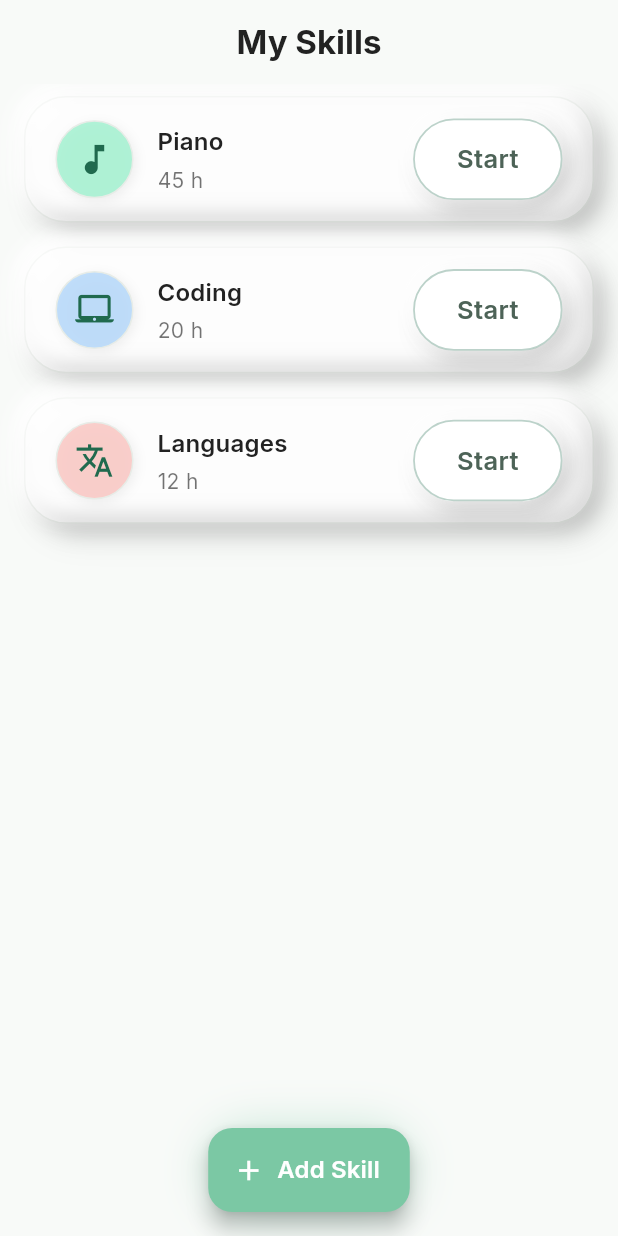
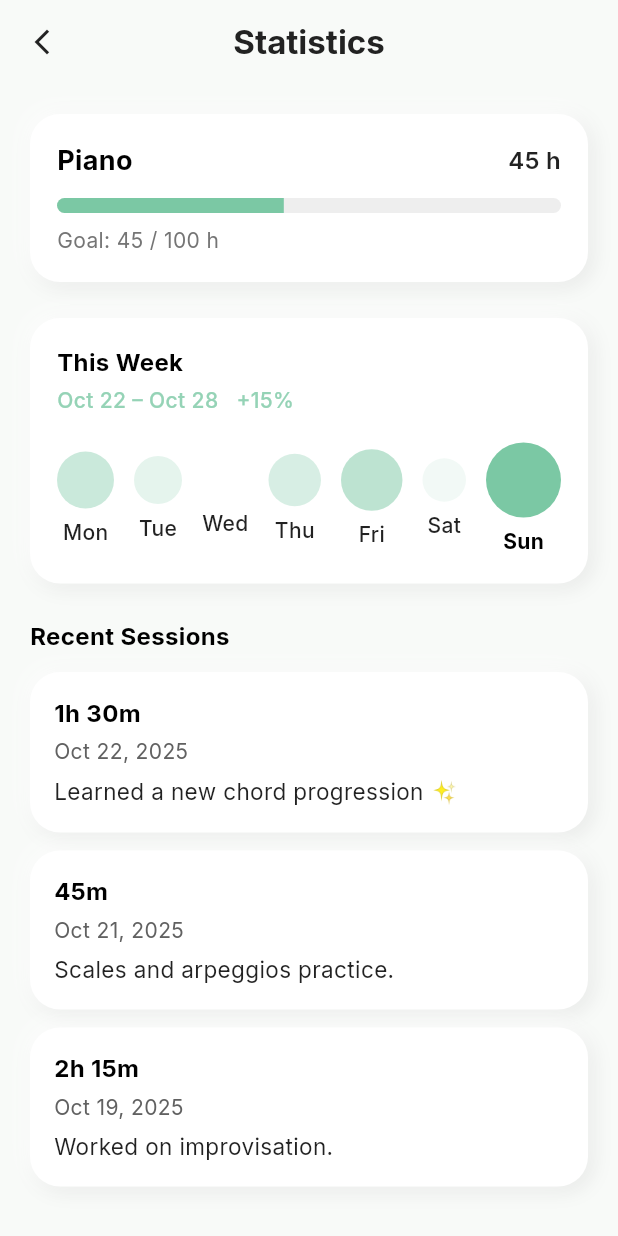
Before and after one commit to jeangoujan/evolv, a Flutter app: the screen it shows after launch, after a tap on "Piano", on a phone screen of 412 x 824 dp. Run offline on Flutter 3.47's test engine with Material 3 defaults, Android fonts, the phone set to English and light mode, and no system bars.

Commit message:
added: statistics screen

```diff
--- /dev/null
+++ b/lib/screens/all_sessions_screen.dart
@@ -0,0 +1,40 @@
+import 'package:flutter/material.dart';
+import '../theme/app_theme.dart';
+
+class AllSessionsScreen extends StatelessWidget {
+  const AllSessionsScreen({super.key});
+
+  @override
+  Widget build(BuildContext context) {
+    final theme = Theme.of(context);
+    final isDark = theme.brightness == Brightness.dark;
+
+    return Scaffold(
+      backgroundColor: theme.scaffoldBackgroundColor,
+      appBar: AppBar(
+        backgroundColor: theme.scaffoldBackgroundColor,
+        elevation: 0,
+        leading: IconButton(
+          icon: Icon(Icons.arrow_back_ios_new,
+              color: isDark ? textLight : textDark, size: 20),
+          onPressed: () => Navigator.pop(context),
+        ),
+        centerTitle: true,
+        title: Text(
+          'All Sessions',
+          style: theme.textTheme.titleLarge?.copyWith(
+            fontFamily: 'Inter',
+            fontWeight: FontWeight.w700,
+            color: isDark ? textLight : textDark,
+          ),
+        ),
+      ),
+      body: const Center(
+        child: Text(
+          "All sessions list coming soon...",
+          style: TextStyle(fontFamily: 'Inter'),
+        ),
+      ),
+    );
+  }
+}
--- a/lib/screens/home_screen.dart
+++ b/lib/screens/home_screen.dart
@@ -2,6 +2,7 @@ import 'package:flutter/material.dart';
 import '../theme/app_theme.dart';
 import 'add_skill_screen.dart';
 import 'session_timer_screen.dart';
+import 'skills_detail_screen.dart';
 
 class HomeScreen extends StatefulWidget {
   const HomeScreen({super.key});
@@ -64,7 +65,16 @@ class _HomeScreenState extends State<HomeScreen> {
             icon: s['icon'] as IconData,
             color: s['color'] as Color,
             onCardTap: () {
-              // TODO: открыть статистику/детали навыка
+              Navigator.push(
+                context,
+                MaterialPageRoute(
+                  builder: (_) => SkillDetailScreen(
+                    skillName: s['name'],
+                    hoursDone: double.tryParse(s['goal'].toString()) ?? 0,
+                    goalHours: 100, // временно фиксируем цель
+                  ),
+                ),
+              );
             },
             onStartTap: () async {
               final result = await Navigator.push(
--- /dev/null
+++ b/lib/screens/skills_detail_screen.dart
@@ -0,0 +1,325 @@
+import 'package:flutter/material.dart';
+import '../theme/app_theme.dart';
+import 'all_sessions_screen.dart';
+
+class SkillDetailScreen extends StatelessWidget {
+  final String skillName;
+  final double hoursDone;
+  final double goalHours;
+
+  const SkillDetailScreen({
+    super.key,
+    required this.skillName,
+    required this.hoursDone,
+    required this.goalHours,
+  });
+
+  @override
+  Widget build(BuildContext context) {
+    final theme = Theme.of(context);
+    final isDark = theme.brightness == Brightness.dark;
+    final progress = (hoursDone / goalHours).clamp(0.0, 1.0);
+
+    return Scaffold(
+      backgroundColor: theme.scaffoldBackgroundColor,
+      appBar: AppBar(
+        backgroundColor: theme.scaffoldBackgroundColor,
+        elevation: 0,
+        leading: IconButton(
+          icon: Icon(Icons.arrow_back_ios_new,
+              color: isDark ? textLight : textDark, size: 20),
+          onPressed: () => Navigator.pop(context),
+        ),
+        centerTitle: true,
+        title: Text(
+          'Statistics',
+          style: theme.textTheme.titleLarge?.copyWith(
+            fontFamily: 'Inter',
+            fontWeight: FontWeight.w700,
+            color: isDark ? textLight : textDark,
+          ),
+        ),
+      ),
+      body: ListView(
+        padding: const EdgeInsets.all(20),
+        children: [
+          _buildSkillProgress(context, progress, isDark),
+          const SizedBox(height: 24),
+          _buildWeeklyProgress(context, isDark),
+          const SizedBox(height: 24),
+          _buildRecentSessions(context, isDark),
+        ],
+      ),
+    );
+  }
+
+  // --- Skill Progress Block ---
+  Widget _buildSkillProgress(
+      BuildContext context, double progress, bool isDark) {
+    return Container(
+      padding: const EdgeInsets.all(18),
+      decoration: BoxDecoration(
+        color: isDark ? const Color(0xFF141814) : Colors.white,
+        borderRadius: BorderRadius.circular(20),
+        boxShadow: [
+          BoxShadow(
+            color: isDark
+                ? Colors.black.withOpacity(0.5)
+                : Colors.black.withOpacity(0.08),
+            offset: const Offset(3, 3),
+            blurRadius: 10,
+          ),
+          BoxShadow(
+            color: isDark
+                ? Colors.white.withOpacity(0.05)
+                : Colors.white.withOpacity(0.8),
+            offset: const Offset(-3, -3),
+            blurRadius: 10,
+          ),
+        ],
+      ),
+      child: Column(
+        crossAxisAlignment: CrossAxisAlignment.start,
+        children: [
+          Row(
+            mainAxisAlignment: MainAxisAlignment.spaceBetween,
+            children: [
+              Text(
+                skillName,
+                style: TextStyle(
+                  fontFamily: 'Inter',
+                  fontSize: 18,
+                  fontWeight: FontWeight.w700,
+                  color: isDark ? Colors.white : Colors.black,
+                ),
+              ),
+              Text(
+                '${hoursDone.toStringAsFixed(0)} h',
+                style: TextStyle(
+                  fontFamily: 'Inter',
+                  fontSize: 16,
+                  fontWeight: FontWeight.w600,
+                  color: isDark ? Colors.white70 : Colors.black87,
+                ),
+              ),
+            ],
+          ),
+          const SizedBox(height: 12),
+          ClipRRect(
+            borderRadius: BorderRadius.circular(10),
+            child: LinearProgressIndicator(
+              value: progress,
+              minHeight: 10,
+              backgroundColor:
+                  isDark ? Colors.white.withOpacity(0.1) : Colors.grey[200],
+              valueColor: AlwaysStoppedAnimation<Color>(mintPrimary),
+            ),
+          ),
+          const SizedBox(height: 8),
+          Text(
+            'Goal: ${hoursDone.toStringAsFixed(0)} / ${goalHours.toStringAsFixed(0)} h',
+            style: TextStyle(
+              fontFamily: 'Inter',
+              fontSize: 14,
+              color: isDark ? Colors.white60 : Colors.grey[600],
+            ),
+          ),
+        ],
+      ),
+    );
+  }
+
+  // --- Weekly Progress Block ---
+  Widget _buildWeeklyProgress(BuildContext context, bool isDark) {
+    final days = ['Mon', 'Tue', 'Wed', 'Thu', 'Fri', 'Sat', 'Sun'];
+    final progressValues = [0.4, 0.2, 0.0, 0.3, 0.5, 0.1, 0.8]; // mock data
+
+    return Container(
+      padding: const EdgeInsets.all(18),
+      decoration: BoxDecoration(
+        color: isDark ? const Color(0xFF141814) : Colors.white,
+        borderRadius: BorderRadius.circular(20),
+        boxShadow: [
+          BoxShadow(
+            color: isDark
+                ? Colors.black.withOpacity(0.5)
+                : Colors.black.withOpacity(0.08),
+            offset: const Offset(3, 3),
+            blurRadius: 10,
+          ),
+          BoxShadow(
+            color: isDark
+                ? Colors.white.withOpacity(0.05)
+                : Colors.white.withOpacity(0.8),
+            offset: const Offset(-3, -3),
+            blurRadius: 10,
+          ),
+        ],
+      ),
+      child: Column(
+        crossAxisAlignment: CrossAxisAlignment.start,
+        children: [
+          Text(
+            "This Week",
+            style: TextStyle(
+              fontFamily: 'Inter',
+              fontWeight: FontWeight.w700,
+              fontSize: 16,
+              color: isDark ? Colors.white : Colors.black,
+            ),
+          ),
+          const SizedBox(height: 4),
+          Text(
+            "Oct 22 – Oct 28   +15%",
+            style: TextStyle(
+              fontFamily: 'Inter',
+              color: mintPrimary.withOpacity(0.8),
+              fontWeight: FontWeight.w500,
+            ),
+          ),
+          const SizedBox(height: 18),
+          Row(
+            mainAxisAlignment: MainAxisAlignment.spaceBetween,
+            children: List.generate(days.length, (i) {
+              final isToday = i == 6;
+              return Column(
+                children: [
+                  AnimatedContainer(
+                    duration: const Duration(milliseconds: 200),
+                    width: 26 + progressValues[i] * 30,
+                    height: 26 + progressValues[i] * 30,
+                    decoration: BoxDecoration(
+                      color: isToday
+                          ? mintPrimary
+                          : mintPrimary.withOpacity(progressValues[i]),
+                      shape: BoxShape.circle,
+                    ),
+                  ),
+                  const SizedBox(height: 6),
+                  Text(
+                    days[i],
+                    style: TextStyle(
+                      fontFamily: 'Inter',
+                      fontWeight:
+                          isToday ? FontWeight.w700 : FontWeight.w500,
+                      color: isDark
+                          ? (isToday ? Colors.white : Colors.white70)
+                          : (isToday ? Colors.black : Colors.black87),
+                    ),
+                  ),
+                ],
+              );
+            }),
+          ),
+        ],
+      ),
+    );
+  }
+
+  // --- Recent Sessions Block ---
+  Widget _buildRecentSessions(BuildContext context, bool isDark) {
+    final recent = [
+      {"time": "1h 30m", "date": "Oct 22, 2025", "note": "Learned a new chord progression ✨"},
+      {"time": "45m", "date": "Oct 21, 2025", "note": "Scales and arpeggios practice."},
+      {"time": "2h 15m", "date": "Oct 19, 2025", "note": "Worked on improvisation."},
+    ];
+
+    return Column(
+      crossAxisAlignment: CrossAxisAlignment.start,
+      children: [
+        Text(
+          "Recent Sessions",
+          style: TextStyle(
+            fontFamily: 'Inter',
+            fontWeight: FontWeight.w700,
+            fontSize: 16,
+            color: isDark ? Colors.white : Colors.black,
+          ),
+        ),
+        const SizedBox(height: 12),
+        ...recent.map((s) => _buildSessionCard(s, isDark)).toList(),
+        const SizedBox(height: 16),
+        Center(
+          child: TextButton(
+            onPressed: () {
+              Navigator.push(
+                context,
+                MaterialPageRoute(
+                    builder: (_) => const AllSessionsScreen()),
+              );
+            },
+            child: Text(
+              "Show all sessions",
+              style: TextStyle(
+                fontFamily: 'Inter',
+                fontWeight: FontWeight.w600,
+                color: mintPrimary,
+                fontSize: 15,
+              ),
+            ),
+          ),
+        ),
+      ],
+    );
+  }
+
+  Widget _buildSessionCard(Map<String, String> s, bool isDark) {
+    return Container(
+      width: double.infinity,
+      margin: const EdgeInsets.only(bottom: 12),
+      padding: const EdgeInsets.all(16),
+      decoration: BoxDecoration(
+        color: isDark ? const Color(0xFF141814) : Colors.white,
+        borderRadius: BorderRadius.circular(20),
+        boxShadow: [
+          BoxShadow(
+            color: isDark
+                ? Colors.black.withOpacity(0.5)
+                : Colors.black.withOpacity(0.08),
+            offset: const Offset(3, 3),
+            blurRadius: 10,
+          ),
+          BoxShadow(
+            color: isDark
+                ? Colors.white.withOpacity(0.05)
+                : Colors.white.withOpacity(0.8),
+            offset: const Offset(-3, -3),
+            blurRadius: 10,
+          ),
+        ],
+      ),
+      child: Column(
+        crossAxisAlignment: CrossAxisAlignment.start,
+        children: [
+          Text(
+            s["time"]!,
+            style: TextStyle(
+              fontFamily: 'Inter',
+              fontWeight: FontWeight.w700,
+              fontSize: 16,
+              color: isDark ? Colors.white : Colors.black,
+            ),
+          ),
+          const SizedBox(height: 4),
+          Text(
+            s["date"]!,
+            style: TextStyle(
+              fontFamily: 'Inter',
+              color: isDark ? Colors.white70 : Colors.grey[700],
+              fontSize: 14,
+            ),
+          ),
+          const SizedBox(height: 6),
+          Text(
+            s["note"]!,
+            style: TextStyle(
+              fontFamily: 'Inter',
+              color: isDark ? Colors.white.withOpacity(0.85) : Colors.black87,
+              fontSize: 15,
+            ),
+          ),
+        ],
+      ),
+    );
+  }
+}
```
